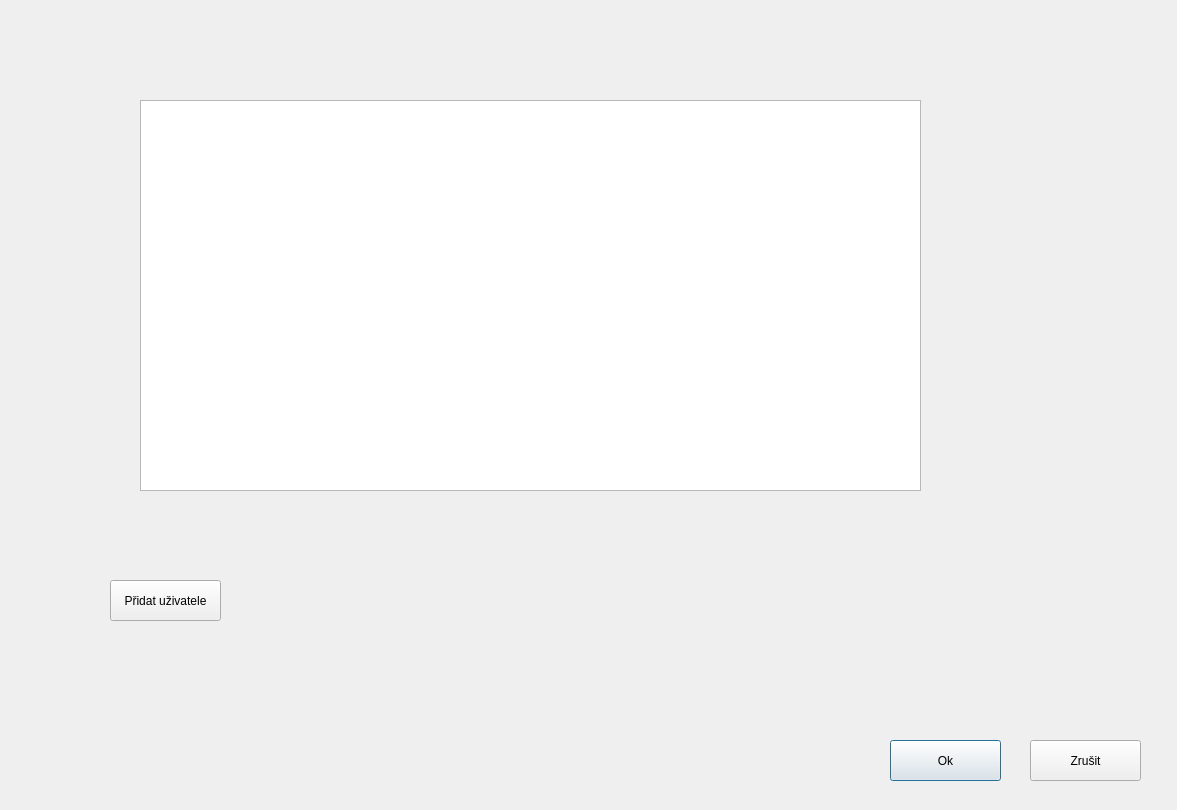
First picture: the form in editusers.ui, repository jelazi/ElectricityCounter, before the edit.
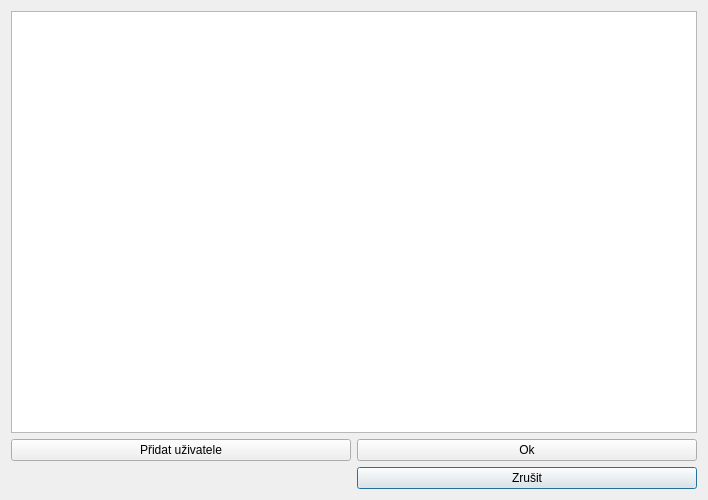
Second picture: the form after the edit.

Commit message: add: grid layout to userEdit Window

The edit to the form file:
```diff
--- a/editusers.ui
+++ b/editusers.ui
@@ -6,62 +6,45 @@
    <rect>
     <x>0</x>
     <y>0</y>
-    <width>1177</width>
-    <height>810</height>
+    <width>708</width>
+    <height>500</height>
    </rect>
   </property>
   <property name="windowTitle">
    <string>Dialog</string>
   </property>
-  <widget class="QTableView" name="userTable">
-   <property name="geometry">
-    <rect>
-     <x>140</x>
-     <y>100</y>
-     <width>781</width>
-     <height>391</height>
-    </rect>
-   </property>
-  </widget>
-  <widget class="QPushButton" name="okButton">
-   <property name="geometry">
-    <rect>
-     <x>890</x>
-     <y>740</y>
-     <width>111</width>
-     <height>41</height>
-    </rect>
-   </property>
-   <property name="text">
-    <string>Ok</string>
-   </property>
-  </widget>
+  <layout class="QGridLayout" name="gridLayout">
+   <item row="4" column="1">
   <widget class="QPushButton" name="cancelButton">
-   <property name="geometry">
-    <rect>
-     <x>1030</x>
-     <y>740</y>
-     <width>111</width>
-     <height>41</height>
-    </rect>
+     <property name="sizePolicy">
+      <sizepolicy hsizetype="Minimum" vsizetype="Fixed">
+       <horstretch>0</horstretch>
+       <verstretch>0</verstretch>
+      </sizepolicy>
    </property>
    <property name="text">
     <string>Zrušit</string>
    </property>
   </widget>
+   </item>
+   <item row="3" column="1">
+    <widget class="QPushButton" name="okButton">
+     <property name="text">
+      <string>Ok</string>
+     </property>
+    </widget>
+   </item>
+   <item row="0" column="0" colspan="2">
+    <widget class="QTableView" name="userTable"/>
+   </item>
+   <item row="3" column="0">
   <widget class="QPushButton" name="addUserButton">
-   <property name="geometry">
-    <rect>
-     <x>110</x>
-     <y>580</y>
-     <width>111</width>
-     <height>41</height>
-    </rect>
-   </property>
    <property name="text">
     <string>Přidat uživatele</string>
    </property>
   </widget>
+   </item>
+  </layout>
  </widget>
  <resources/>
  <connections/>
```
Lines whose indentation alone changed are shown as unchanged.
